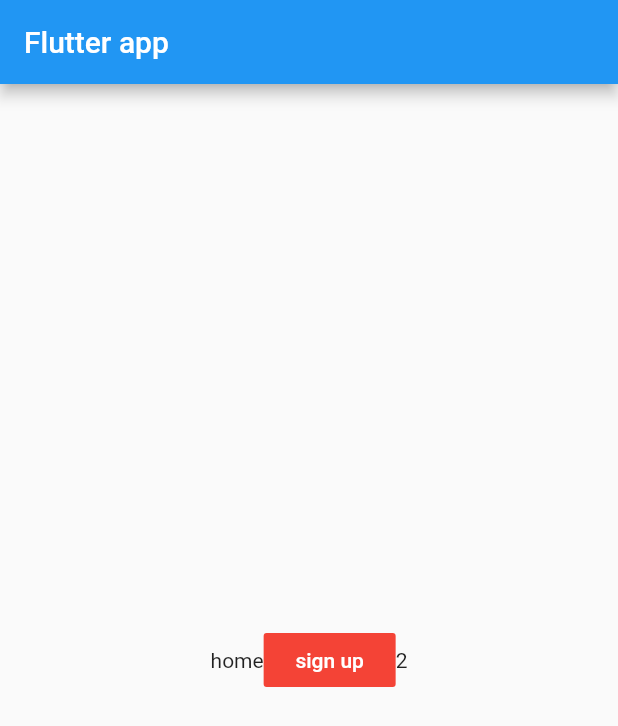
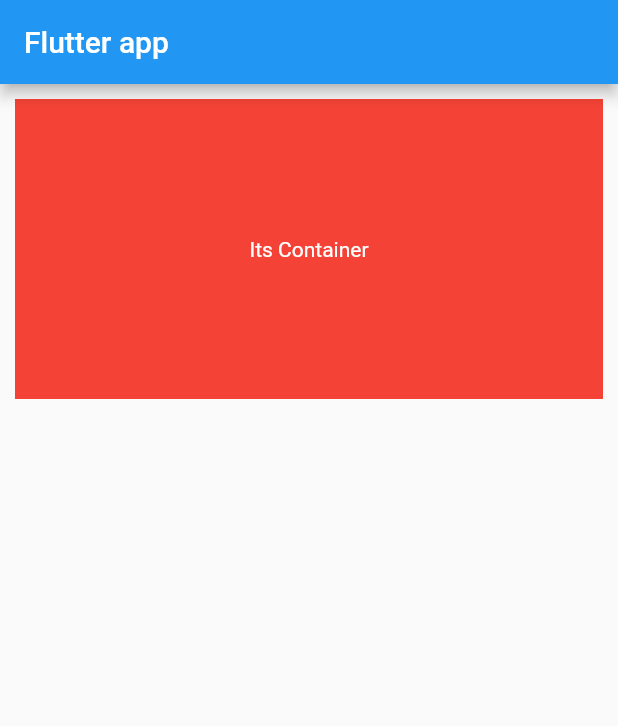
Before and after one commit to Mhassanbughio/StatelessWidget, a Flutter app: the screen it shows after launch, on a phone screen of 412 x 824 dp. Shown: the top 726 px of the screen. Run offline on Flutter 3.47's test engine with Material 2 defaults, Android fonts, the phone set to English and light mode, and no system bars.

Commit message:
Container widgets

```diff
--- a/lib/main.dart
+++ b/lib/main.dart
@@ -7,26 +7,31 @@ void main() {
 }
 
 class Myapp extends StatelessWidget {
+  //statless widgets
   get icons => null;
 
   @override
   Widget build(BuildContext context) {
     return MaterialApp(
       home: Scaffold(
+        //scaffold widget
         body: Center(
-            child: Row(
-          mainAxisAlignment: MainAxisAlignment.center,
+            child: Column(
+          //Column widget
           children: <Widget>[
-            Text("home"),
-            FlatButton(
-              child: Text(
-                "sign up",
-                style: TextStyle(color: Colors.white),
-              ),
-              color: Colors.red,
-              onPressed: () {},
-            ),
-            Text("2")
+            Container(
+                //Container wigtes
+                width: double.infinity,
+                height: 200,
+                margin: EdgeInsets.all(10),
+                color: Colors.red,
+                child: Center(
+                  child: Text(
+                    //Text widget
+                    "Its Container",
+                    style: TextStyle(color: Colors.white),
+                  ),
+                ))
           ],
         )),
         appBar: AppBar(
```
